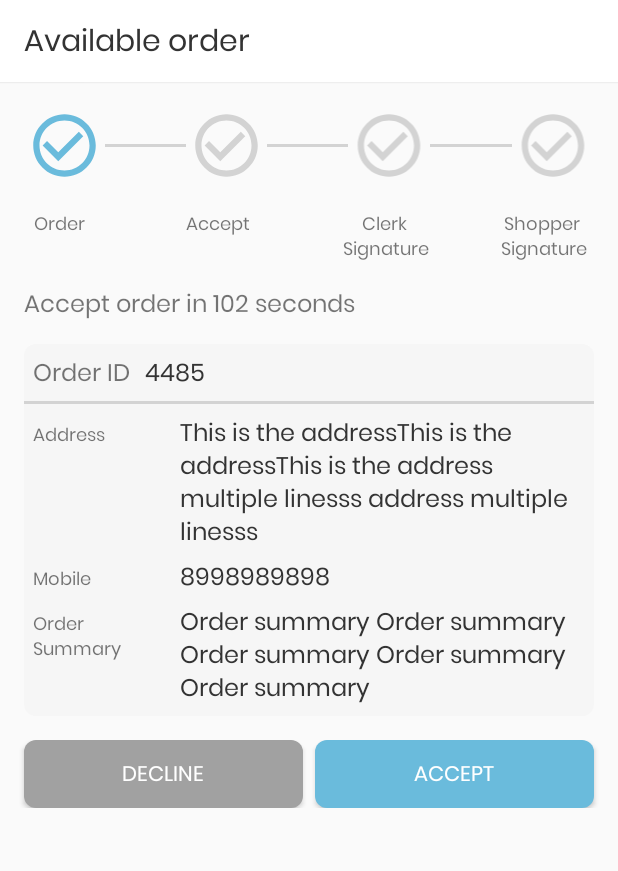
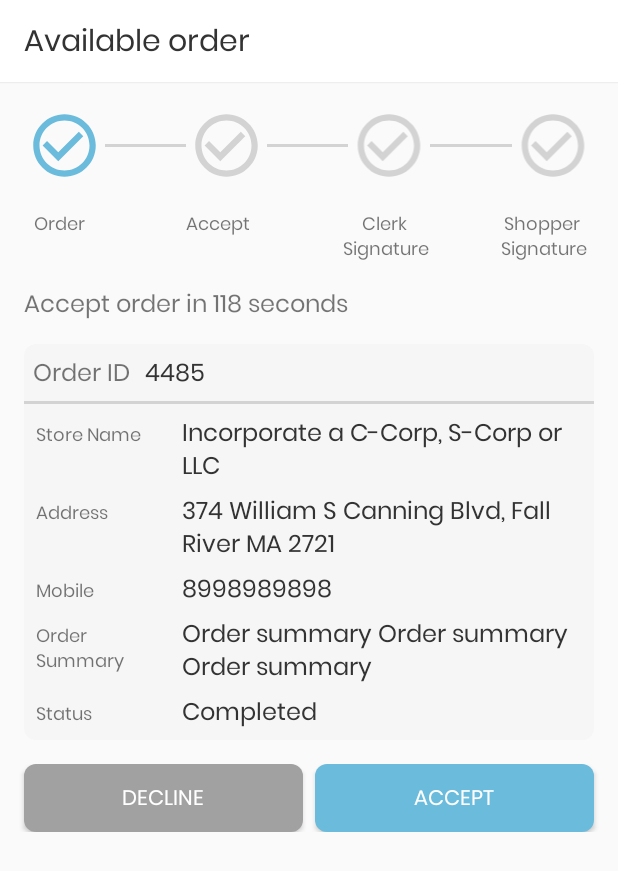
Before and after one commit to hoptoaitem/DriverApp, an Android app: the AvailableOrderActivity screen opened directly, with no data from a screen before it, on a phone screen of 412 x 824 dp. Shown: the top 871 px of the screen. Run offline under Robolectric (Android 15) with nearby library versions, the phone set to English and light mode, and no system bars; our stand-ins replace ButterKnife.

Commit message:
working on dashboard

```diff
--- a/app/src/main/AndroidManifest.xml
+++ b/app/src/main/AndroidManifest.xml
@@ -9,7 +9,8 @@
         android:roundIcon="@mipmap/ic_launcher_round"
         android:supportsRtl="true"
         android:theme="@style/AppTheme">
-        <activity android:name=".ui.AvailableOrderActivity"></activity>
+        <activity android:name=".ui.DashActivity"></activity>
+        <activity android:name=".ui.AvailableOrderActivity" />
         <activity
             android:name=".ui.LoginActivity"
             android:windowSoftInputMode="stateAlwaysHidden">
--- a/app/src/main/java/in/aitemconnect/driverapp/ui/AvailableOrderActivity.java
+++ b/app/src/main/java/in/aitemconnect/driverapp/ui/AvailableOrderActivity.java
@@ -3,21 +3,34 @@ package in.aitemconnect.driverapp.ui;
 import androidx.appcompat.app.AppCompatActivity;
 import androidx.appcompat.widget.Toolbar;
 
+import android.content.Intent;
 import android.os.Bundle;
+import android.os.CountDownTimer;
+import android.view.View;
+import android.widget.Button;
 import android.widget.TextView;
 
 import butterknife.BindView;
 import butterknife.ButterKnife;
+import butterknife.OnClick;
 import in.aitemconnect.driverapp.R;
 
 public class AvailableOrderActivity extends AppCompatActivity {
 
+
+    @BindView(R.id.tvRemainingTime)
+    TextView tvRemainingTime;
 
     @BindView(R.id.textViewActionBarHeading)
     TextView textViewActionBarHeading;
 
     @BindView(R.id.mToolbar)
     Toolbar mToolbar;
+
+    @BindView(R.id.buttonAccept)
+    Button buttonAccept;
+
+    long timeToCount = 1000 * 120;
 
     @Override
     protected void onCreate(Bundle savedInstanceState) {
@@ -30,5 +43,29 @@ public class AvailableOrderActivity extends AppCompatActivity {
         getSupportActionBar().setTitle("");
         textViewActionBarHeading.setText("Available order");
 
+        CountDownTimer countDownTimer = new CountDownTimer(timeToCount, 125) {
+
+            @Override
+            public void onTick(long remainingTimeInMillisec) {
+                long secondsRemaining = remainingTimeInMillisec / 1000;
+                tvRemainingTime.setText(secondsRemaining + "");
+            }
+
+            @Override
+            public void onFinish() {
+                tvRemainingTime.setText("0");
+            }
+        };
+        countDownTimer.start();
+
+    }
+
+    @OnClick(R.id.buttonAccept)
+    public void onClick(View view) {
+        int id = view.getId();
+        if (id == R.id.buttonAccept) {
+            startActivity(new Intent(AvailableOrderActivity.this, DashActivity.class));
+        }
+
     }
 }
--- a/app/src/main/java/in/aitemconnect/driverapp/ui/LoginActivity.java
+++ b/app/src/main/java/in/aitemconnect/driverapp/ui/LoginActivity.java
@@ -40,6 +40,7 @@ public class LoginActivity extends AppCompatActivity {
         int viewId = view.getId();
 
         if (viewId == R.id.buttonLogin) {
+//            startActivity(new Intent(this, DashActivity.class));
             startActivity(new Intent(this, AvailableOrderActivity.class));
         }
     }
--- /dev/null
+++ b/app/src/main/java/in/aitemconnect/driverapp/utils/Utils.java
@@ -0,0 +1,5 @@
+package in.aitemconnect.driverapp.utils;
+
+public class Utils {
+
+}
--- a/app/src/main/java/in/aitemconnect/driverapp/utils/testtt.java
+++ /dev/null
@@ -1,4 +0,0 @@
-package in.aitemconnect.driverapp.ui;
-
-public class testtt {
-}
--- a/app/src/main/res/layout/activity_available_order.xml
+++ b/app/src/main/res/layout/activity_available_order.xml
@@ -194,6 +194,7 @@
                     android:textSize="16sp" />
 
                 <TextView
+                    android:id="@+id/tvRemainingTime"
                     style="@style/poppins_regular"
                     android:layout_width="wrap_content"
                     android:layout_height="wrap_content"
@@ -224,9 +225,46 @@
                 android:id="@+id/includedLayoutRecentOrder"
                 layout="@layout/layout_order_recent"
                 android:layout_width="match_parent"
+                android:visibility="visible"
                 android:layout_height="wrap_content"
                 android:layout_below="@+id/linearLayoutRemainingTime" />
 
+            <EditText
+                android:id="@+id/etClerkSignature"
+                style="@style/poppins_regular"
+                android:layout_width="match_parent"
+                android:layout_height="wrap_content"
+                android:layout_below="@+id/linearLayoutRemainingTime"
+
+                android:layout_margin="16dp"
+
+                android:background="@drawable/background_et"
+                android:gravity="start"
+                android:hint="Clerk's signature"
+                android:includeFontPadding="false"
+                android:maxLines="1"
+                android:visibility="gone"
+
+                android:padding="12dp"
+                android:textSize="14sp" />
+
+            <EditText
+                android:id="@+id/etShopperSignature"
+                style="@style/poppins_regular"
+                android:layout_width="match_parent"
+                android:layout_height="wrap_content"
+                android:layout_below="@+id/linearLayoutRemainingTime"
+
+                android:visibility="gone"
+                android:layout_margin="16dp"
+
+                android:background="@drawable/background_et"
+                android:gravity="start"
+                android:hint="Shopper's signature"
+                android:includeFontPadding="false"
+                android:maxLines="1"
+                android:padding="12dp"
+                android:textSize="14sp" />
 
         </RelativeLayout>
 
--- a/app/src/main/res/layout/layout_order_recent.xml
+++ b/app/src/main/res/layout/layout_order_recent.xml
@@ -56,9 +56,10 @@
             android:layout_marginTop="8dp"
             android:background="#D3D3D3" />
 
-        <!--ADDRESS-->
+
+        <!--STORE NAME-->
         <LinearLayout
-            android:id="@+id/linearLayout"
+            android:id="@+id/linearLayoutStoreName"
             android:layout_width="match_parent"
             android:layout_height="wrap_content"
             android:layout_below="@+id/viewHorizontalLine"
@@ -69,8 +70,42 @@
                 style="@style/poppins_regular"
                 android:layout_width="0dp"
                 android:layout_height="wrap_content"
-                android:layout_below="@+id/linearLayoutText"
+                android:layout_marginStart="8dp"
+                android:layout_marginTop="8dp"
+                android:layout_weight="1"
+                android:includeFontPadding="false"
+                android:text="Store Name "
+                android:textSize="12sp" />
+
+
+            <TextView
+                style="@style/poppins_regular"
+                android:layout_width="0dp"
+                android:layout_height="wrap_content"
                 android:layout_marginStart="6dp"
+                android:layout_marginTop="8dp"
+                android:layout_weight="3"
+                android:textColor="@color/textHeadingColor"
+                android:includeFontPadding="false"
+                android:text="Incorporate a C-Corp, S-Corp or LLC"
+                android:textSize="16sp" />
+        </LinearLayout>
+
+
+        <!--ADDRESS-->
+        <LinearLayout
+            android:id="@+id/linearLayoutAddress"
+            android:layout_width="match_parent"
+            android:layout_height="wrap_content"
+            android:layout_below="@+id/linearLayoutStoreName"
+            android:orientation="horizontal">
+
+
+            <TextView
+                style="@style/poppins_regular"
+                android:layout_width="0dp"
+                android:layout_height="wrap_content"
+                android:layout_marginStart="8dp"
                 android:layout_marginTop="8dp"
                 android:layout_weight="1"
                 android:includeFontPadding="false"
@@ -82,13 +117,12 @@
                 style="@style/poppins_regular"
                 android:layout_width="0dp"
                 android:layout_height="wrap_content"
-                android:layout_below="@+id/linearLayoutText"
                 android:layout_marginStart="6dp"
                 android:layout_marginTop="8dp"
                 android:layout_weight="3"
                 android:textColor="@color/textHeadingColor"
                 android:includeFontPadding="false"
-                android:text="This is the addressThis is the addressThis is the address multiple linesss address multiple linesss "
+                android:text="374 William S Canning Blvd, Fall River MA 2721"
                 android:textSize="16sp" />
         </LinearLayout>
 
@@ -98,7 +132,7 @@
             android:id="@+id/linearLayoutMobile"
             android:layout_width="match_parent"
             android:layout_height="wrap_content"
-            android:layout_below="@+id/linearLayout"
+            android:layout_below="@+id/linearLayoutAddress"
             android:orientation="horizontal">
 
 
@@ -106,8 +140,7 @@
                 style="@style/poppins_regular"
                 android:layout_width="0dp"
                 android:layout_height="wrap_content"
-                android:layout_below="@+id/linearLayoutText"
-                android:layout_marginStart="6dp"
+                android:layout_marginStart="8dp"
                 android:layout_marginTop="8dp"
                 android:layout_weight="1"
                 android:includeFontPadding="false"
@@ -119,7 +152,6 @@
                 style="@style/poppins_regular"
                 android:layout_width="0dp"
                 android:layout_height="wrap_content"
-                android:layout_below="@+id/linearLayoutText"
                 android:layout_marginStart="6dp"
                 android:layout_marginTop="8dp"
                 android:layout_weight="3"
@@ -144,8 +176,7 @@
                 style="@style/poppins_regular"
                 android:layout_width="0dp"
                 android:layout_height="wrap_content"
-                android:layout_below="@+id/linearLayoutText"
-                android:layout_marginStart="6dp"
+                android:layout_marginStart="8dp"
                 android:layout_marginTop="8dp"
                 android:layout_weight="1"
                 android:includeFontPadding="false"
@@ -157,14 +188,49 @@
                 style="@style/poppins_regular"
                 android:layout_width="0dp"
                 android:layout_height="wrap_content"
-                android:layout_below="@+id/linearLayoutText"
                 android:layout_marginStart="6dp"
                 android:layout_marginTop="8dp"
                 android:textColor="@color/textHeadingColor"
 
                 android:layout_weight="3"
                 android:includeFontPadding="false"
-                android:text="Order summary Order summary Order summary Order summary Order summary "
+                android:text="Order summary Order summary Order summary"
+                android:textSize="16sp" />
+        </LinearLayout>
+
+
+        <!--STATUS-->
+        <LinearLayout
+            android:id="@+id/linearLayoutStatus"
+            android:layout_width="match_parent"
+            android:layout_height="wrap_content"
+            android:layout_below="@+id/linearLayoutOrderSummary"
+            android:orientation="horizontal">
+
+
+            <TextView
+                style="@style/poppins_regular"
+                android:layout_width="0dp"
+                android:layout_height="wrap_content"
+                android:layout_marginStart="8dp"
+                android:layout_marginTop="8dp"
+                android:layout_weight="1"
+                android:includeFontPadding="false"
+                android:text="Status "
+                android:textSize="12sp" />
+
+
+            <TextView
+                style="@style/poppins_regular"
+                android:layout_width="0dp"
+                android:layout_height="wrap_content"
+                android:layout_marginStart="6dp"
+                android:layout_marginTop="8dp"
+                android:textColor="@color/textHeadingColor"
+
+                android:layout_weight="3"
+                android:includeFontPadding="false"
+                android:text="Completed"
                 android:textSize="16sp" />
         </LinearLayout>
 
--- a/app/src/main/res/values/colors.xml
+++ b/app/src/main/res/values/colors.xml
@@ -1,8 +1,12 @@
 <?xml version="1.0" encoding="utf-8"?>
 <resources>
-    <color name="colorPrimary">#6200EE</color>
-    <color name="colorPrimaryDark">#3700B3</color>
+    <color name="colorPrimary">#6ABBDC</color>
+    <color name="colorPrimaryDark">#0B8ABD</color>
     <color name="colorAccent">#03DAC5</color>
+
+<!--    <color name="colorPrimary">#6200EE</color>-->
+<!--    <color name="colorPrimaryDark">#3700B3</color>-->
+<!--    <color name="colorAccent">#03DAC5</color>-->
 
 
     <color name="f6f6f6">#f6f6f6</color>
```
Also changed, not shown: app/src/main/java/in/aitemconnect/driverapp/adapter/CompletedOrdersAdapter.java (added, +49 -0 lines), app/src/main/java/in/aitemconnect/driverapp/ui/DashActivity.java (added, +84 -0 lines), app/src/main/res/layout/activity_dash.xml (added, +21 -0 lines), app/src/main/res/layout/item_recent_order.xml (added, +87 -0 lines).
